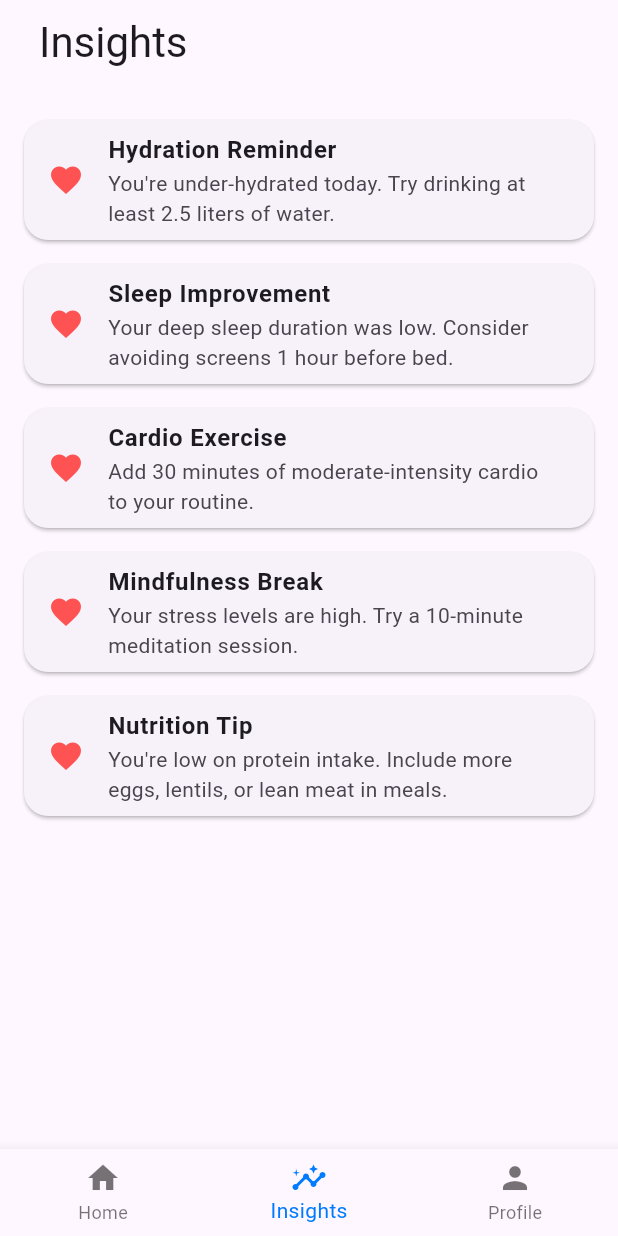
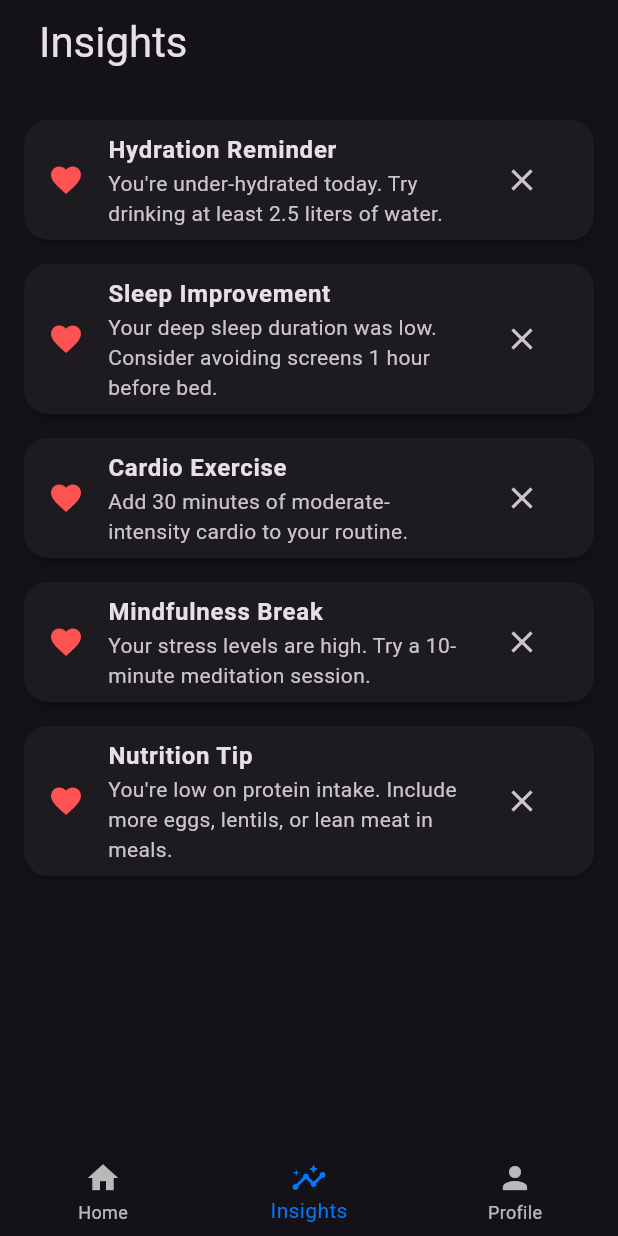
Before and after one commit to YogeshKumarYadav/FitMentor, a Flutter app: the screen it shows after launch, swiped to page 2, on a phone screen of 412 x 824 dp. Run offline on Flutter 3.47's test engine with Material 3 defaults, Android fonts, the phone set to English and light mode, and no system bars.

Commit message:
Added delete option for Insights messages

```diff
--- a/lib/core/theme/theme_provider.dart
+++ b/lib/core/theme/theme_provider.dart
@@ -1,7 +1,7 @@
 import 'package:flutter/material.dart';
 
 class ThemeProvider extends ChangeNotifier {
-  ThemeMode _themeMode = ThemeMode.light;
+  ThemeMode _themeMode = ThemeMode.dark;
 
   ThemeMode get themeMode => _themeMode;
 
--- a/lib/features/insights.dart
+++ b/lib/features/insights.dart
@@ -1,9 +1,14 @@
 import 'package:flutter/material.dart';
 
-class InsightsScreen extends StatelessWidget {
+class InsightsScreen extends StatefulWidget {
   const InsightsScreen({super.key});
 
-  final List<Map<String, String>> suggestions = const [
+  @override
+  State<InsightsScreen> createState() => _InsightsScreenState();
+}
+
+class _InsightsScreenState extends State<InsightsScreen> {
+  final List<Map<String, String>> _suggestions = [
     {
       "title": "Hydration Reminder",
       "description": "You're under-hydrated today. Try drinking at least 2.5 liters of water."
@@ -26,6 +31,36 @@ class InsightsScreen extends StatelessWidget {
     },
   ];
 
+  void _removeSuggestion(BuildContext context, int index) {
+    // Store the item and its original index so it can be restored if 'Undo' is pressed.
+    final dismissedItem = _suggestions[index];
+    final dismissedIndex = index;
+
+    // Update the UI by removing the item from the list.
+    // setState notifies Flutter that the internal state has changed,
+    // prompting a rebuild of the widget tree.
+    setState(() {
+      _suggestions.removeAt(index);
+    });
+
+    // Display a SnackBar at the bottom of the screen to confirm dismissal
+    // and provide an undo action.
+    ScaffoldMessenger.of(context).showSnackBar(
+      SnackBar(
+        content: Text('${dismissedItem['title']} dismissed'), // Message displayed
+        action: SnackBarAction(
+          label: 'Undo', // Label for the undo button
+          onPressed: () {
+            // If 'Undo' is pressed, re-insert the item at its original position.
+            setState(() {
+              _suggestions.insert(dismissedIndex, dismissedItem);
+            });
+          },
+        ),
+      ),
+    );
+  }
+
   @override
   Widget build(BuildContext context) {
     return Scaffold(
@@ -33,18 +68,39 @@ class InsightsScreen extends StatelessWidget {
         title: Padding(
           padding: const EdgeInsets.symmetric(vertical: 10, horizontal: 10),
           child: Text("Insights", style: Theme.of(context).textTheme.headlineMedium),
-        )
+        ),
       ),
       body: SafeArea(
         child: Padding(
           padding: const EdgeInsets.all(16.0),
           child: ListView.builder(
-            itemCount: suggestions.length,
+            itemCount: _suggestions.length,
             itemBuilder: (context, index) {
-              final suggestion = suggestions[index];
-              return Card(
+              final suggestion = _suggestions[index];
+              return Dismissible(
+                // A unique key is required for Dismissible to correctly identify
+                // and manage the lifecycle of the widget being dismissed.
+                // ValueKey is suitable here as the title is unique for each suggestion.
+                key: ValueKey(suggestion['title']!),
+                // Specifies the direction(s) in which the item can be dismissed.
+                // Here, it's set to allow swiping only from left to right.
+                direction: DismissDirection.startToEnd,
+                // The widget to display behind the item when it is being swiped.
+                background: Container(
+                  color: Colors.red, // Background color when swiping
+                  alignment: Alignment.centerLeft, // Aligns the icon to the left
+                  padding: const EdgeInsets.symmetric(horizontal: 20.0),
+                  child: const Icon(Icons.delete, color: Colors.white, size: 30), // Delete icon
+                ),
+                // Callback function executed when the item has been dismissed.
+                onDismissed: (direction) {
+                  // Call the shared function to handle removal and SnackBar display.
+                  _removeSuggestion(context, index);
+                },
+                child: Card(
                   margin: const EdgeInsets.symmetric(vertical: 8.0),
                   shape: RoundedRectangleBorder(borderRadius: BorderRadius.circular(16)),
+                  elevation: 2, // Adds a subtle shadow to the cards
                   child: ListTile(
                     title: Text(
                       suggestion['title']!,
@@ -52,6 +108,15 @@ class InsightsScreen extends StatelessWidget {
                     ),
                     subtitle: Text(suggestion['description']!),
                     leading: const Icon(Icons.favorite, color: Colors.redAccent),
+                    // Adds an IconButton to the trailing (right) end of the ListTile.
+                    trailing: IconButton(
+                      icon: const Icon(Icons.close), // Close icon
+                      onPressed: () {
+                        // Call the shared function to handle removal and SnackBar display.
+                        _removeSuggestion(context, index);
+                      },
+                    ),
+                  ),
                 ),
               );
             },
--- a/lib/features/widgets/health_score_card.dart
+++ b/lib/features/widgets/health_score_card.dart
@@ -56,7 +56,6 @@ class HealthScoreCircle extends StatelessWidget {
                       fontFamily: 'Inter',
                       fontSize: radius * 0.7,
                       fontWeight: FontWeight.bold,
-                      color: themeProvider.themeMode.name == "dark"? Colors.white: Colors.black
                     ),
                   );
                 },
```
Lines whose indentation alone changed are shown as unchanged.
